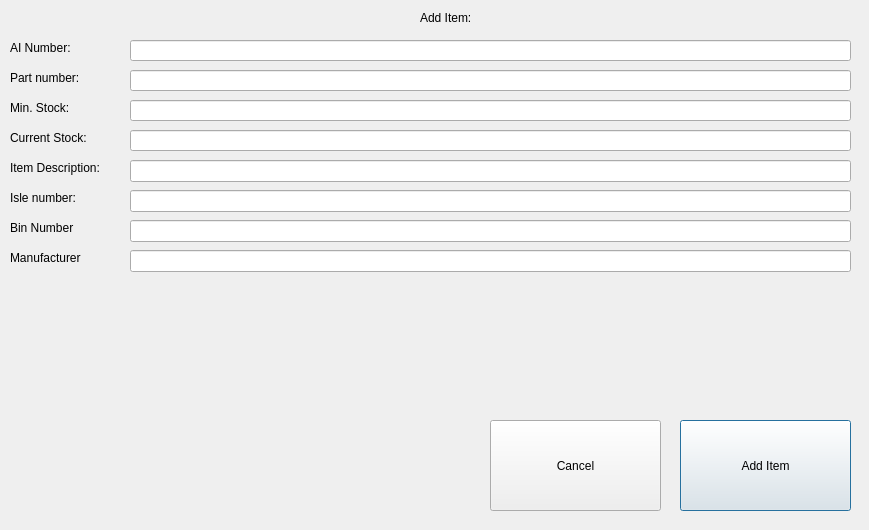
This is additemsscreen.ui in Varyk32/inv-management as Qt 5 draws it before an edit. The edited form follows.
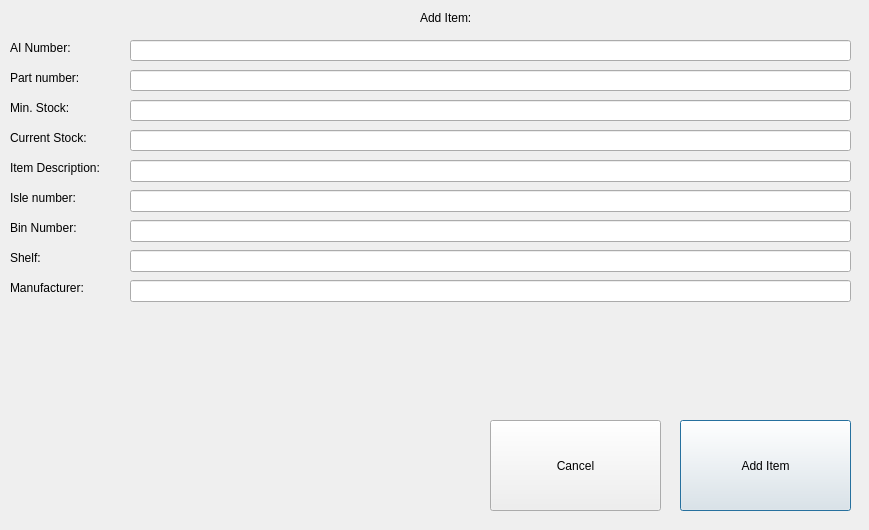
This is the edited form.

```diff
--- a/additemsscreen.ui
+++ b/additemsscreen.ui
@@ -190,20 +190,20 @@
     </rect>
    </property>
    <property name="text">
-    <string>Bin Number</string>
+    <string>Bin Number:</string>
    </property>
   </widget>
   <widget class="QLabel" name="lblMan">
    <property name="geometry">
     <rect>
      <x>10</x>
-     <y>250</y>
+     <y>280</y>
      <width>151</width>
      <height>16</height>
     </rect>
    </property>
    <property name="text">
-    <string>Manufacturer</string>
+    <string>Manufacturer:</string>
    </property>
   </widget>
   <widget class="QLineEdit" name="leIsle">
@@ -220,7 +220,7 @@
    <property name="geometry">
     <rect>
      <x>130</x>
-     <y>250</y>
+     <y>280</y>
      <width>721</width>
      <height>22</height>
     </rect>
@@ -236,6 +236,29 @@
     </rect>
    </property>
   </widget>
+  <widget class="QLabel" name="lblShelf">
+   <property name="geometry">
+    <rect>
+     <x>10</x>
+     <y>250</y>
+     <width>151</width>
+     <height>16</height>
+    </rect>
+   </property>
+   <property name="text">
+    <string>Shelf:</string>
+   </property>
+  </widget>
+  <widget class="QLineEdit" name="leShelf">
+   <property name="geometry">
+    <rect>
+     <x>130</x>
+     <y>250</y>
+     <width>721</width>
+     <height>22</height>
+    </rect>
+   </property>
+  </widget>
  </widget>
  <resources/>
  <connections/>
```
